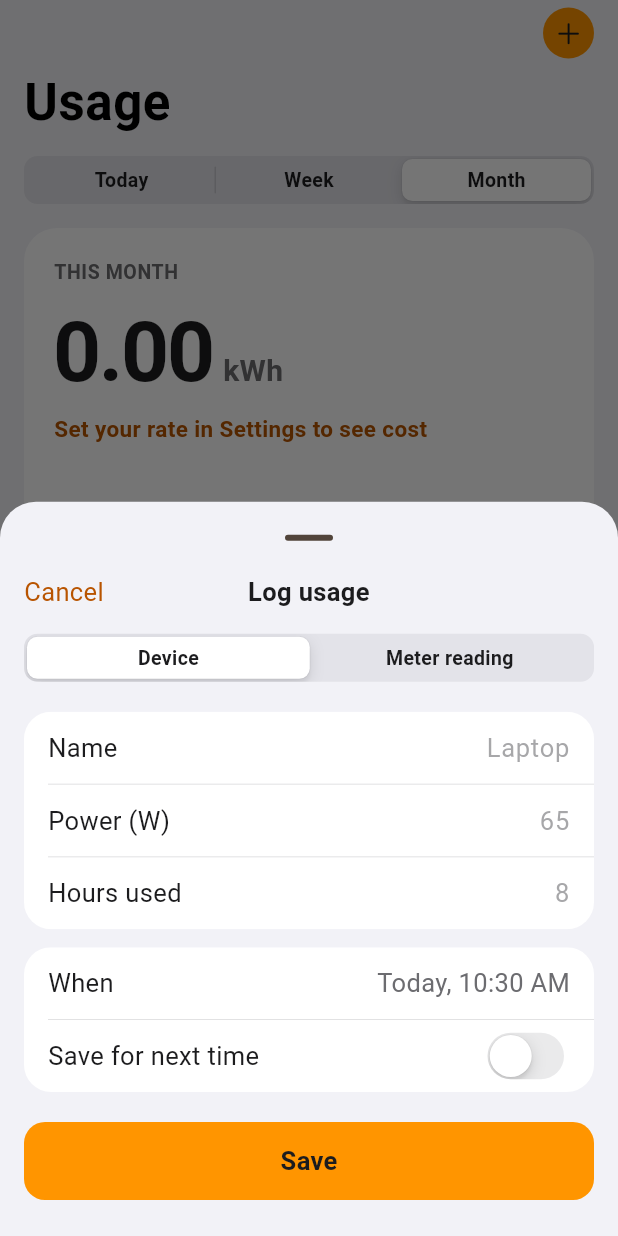
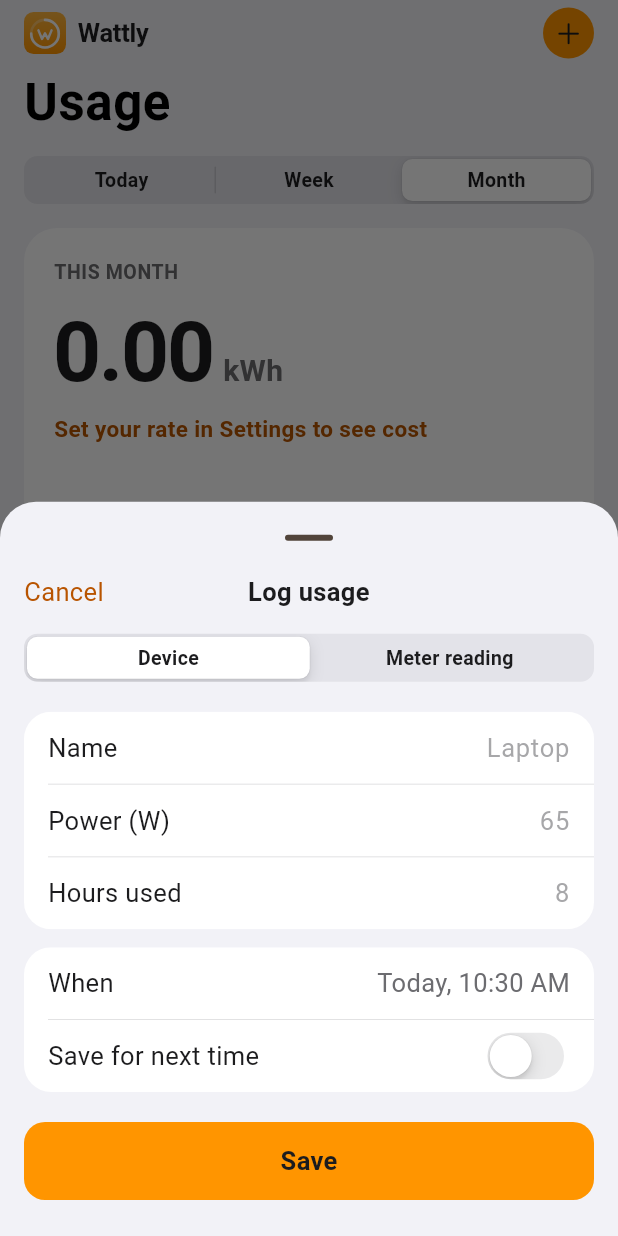
Before and after one commit to c4rlosst/wattly, a Flutter app: the screen it shows after launch, after a tap on an icon or button, on a phone screen of 412 x 824 dp. Run offline on Flutter 3.47's test engine with Material 3 defaults, Android fonts, the light colour scheme and no system bars; our stand-ins replace shared_preferences.

Commit message:
Show the Wattly logo in the app
The logo now appears in the Usage header, in a Settings About block and on
the web loading screen. It is drawn in code from the same geometry as the
icon, so it stays sharp at any size and works in light and dark mode.
README screenshots updated to match.

```diff
--- /dev/null
+++ b/lib/logo.dart
@@ -0,0 +1,88 @@
+import 'dart:math' as math;
+
+import 'package:flutter/material.dart';
+
+/// The Wattly logo: a W inside a usage ring, on an orange rounded square.
+/// Drawn in code (same geometry as `branding/icon.svg`) so it stays sharp at
+/// any size.
+class WattlyLogo extends StatelessWidget {
+  const WattlyLogo({super.key, this.size = 32});
+
+  final double size;
+
+  @override
+  Widget build(BuildContext context) {
+    return Semantics(
+      image: true,
+      label: 'Wattly logo',
+      child: ExcludeSemantics(
+        child: SizedBox.square(
+          dimension: size,
+          child: const CustomPaint(painter: _LogoPainter()),
+        ),
+      ),
+    );
+  }
+}
+
+class _LogoPainter extends CustomPainter {
+  const _LogoPainter();
+
+  static const _box = Rect.fromLTWH(0, 0, 256, 256);
+  static const _center = Offset(128, 132);
+  static const _radius = 84.0;
+
+  @override
+  void paint(Canvas canvas, Size size) {
+    canvas.save();
+    canvas.scale(size.width / 256);
+
+    canvas.drawRRect(
+      RRect.fromRectAndRadius(_box, const Radius.circular(58)),
+      Paint()
+        ..shader = const LinearGradient(
+          begin: Alignment.topCenter,
+          end: Alignment.bottomCenter,
+          colors: [Color(0xFFFFB63D), Color(0xFFFF9500)],
+        ).createShader(_box),
+    );
+
+    // Ring: a faint full track with a 75% progress arc starting at 12 o'clock.
+    final stroke = Paint()
+      ..style = PaintingStyle.stroke
+      ..strokeWidth = 16
+      ..strokeCap = StrokeCap.round;
+    canvas.drawCircle(
+      _center,
+      _radius,
+      stroke..color = Colors.white.withValues(alpha: 0.28),
+    );
+    canvas.drawArc(
+      Rect.fromCircle(center: _center, radius: _radius),
+      -math.pi / 2,
+      math.pi * 1.5,
+      false,
+      stroke..color = Colors.white,
+    );
+
+    canvas.drawPath(
+      Path()
+        ..moveTo(88, 112)
+        ..lineTo(110, 164)
+        ..lineTo(128, 130)
+        ..lineTo(146, 164)
+        ..lineTo(168, 112),
+      Paint()
+        ..style = PaintingStyle.stroke
+        ..strokeWidth = 15
+        ..strokeCap = StrokeCap.round
+        ..strokeJoin = StrokeJoin.round
+        ..color = Colors.white,
+    );
+
+    canvas.restore();
+  }
+
+  @override
+  bool shouldRepaint(covariant CustomPainter oldDelegate) => false;
+}
--- a/lib/screens/dashboard_page.dart
+++ b/lib/screens/dashboard_page.dart
@@ -40,6 +40,7 @@ class _DashboardPageState extends State<DashboardPage> {
         largeTitleBar(
           context,
           'Usage',
+          leading: const BrandMark(),
           trailing: AddButton(
               onPressed: () => showAddUsageSheet(context, store)),
         ),
--- a/lib/widgets.dart
+++ b/lib/widgets.dart
@@ -2,18 +2,48 @@ import 'package:flutter/cupertino.dart';
 import 'package:flutter/material.dart';
 
 import 'calc.dart';
+import 'logo.dart';
 import 'theme.dart';
 
 /// iOS large-title navigation bar that collapses on scroll.
-Widget largeTitleBar(BuildContext context, String title, {Widget? trailing}) {
+Widget largeTitleBar(
+  BuildContext context,
+  String title, {
+  Widget? leading,
+  Widget? trailing,
+}) {
   final p = Palette.of(context);
   return CupertinoSliverNavigationBar(
     largeTitle: Text(title),
     automaticallyImplyLeading: false,
     backgroundColor: p.bg.withValues(alpha: 0.92),
     border: null,
+    leading: leading,
     trailing: trailing,
   );
+}
+
+/// Logo and name for the top-left of a navigation bar.
+class BrandMark extends StatelessWidget {
+  const BrandMark({super.key});
+
+  @override
+  Widget build(BuildContext context) {
+    final p = Palette.of(context);
+    return Row(
+      mainAxisSize: MainAxisSize.min,
+      children: [
+        const WattlyLogo(size: 28),
+        const SizedBox(width: 8),
+        Text('Wattly',
+            style: TextStyle(
+                fontSize: 17,
+                fontWeight: FontWeight.w700,
+                letterSpacing: -0.2,
+                color: p.label)),
+      ],
+    );
+  }
 }
 
 /// Round accent "+" button used in navigation bars.
```
Also changed, not shown: lib/screens/settings_page.dart (+16 -0 lines), 4 other files.
